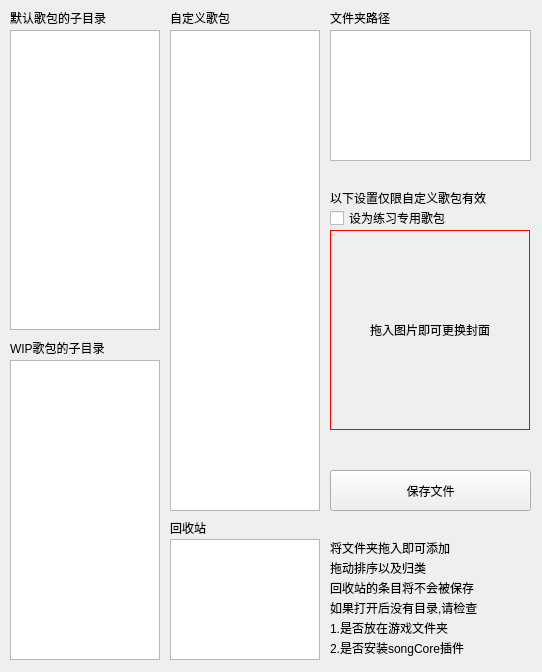
This is foldersEdit.ui in MikuPy2001/foldersEditLauncher as Qt 5 draws it before an edit. The edited form follows.
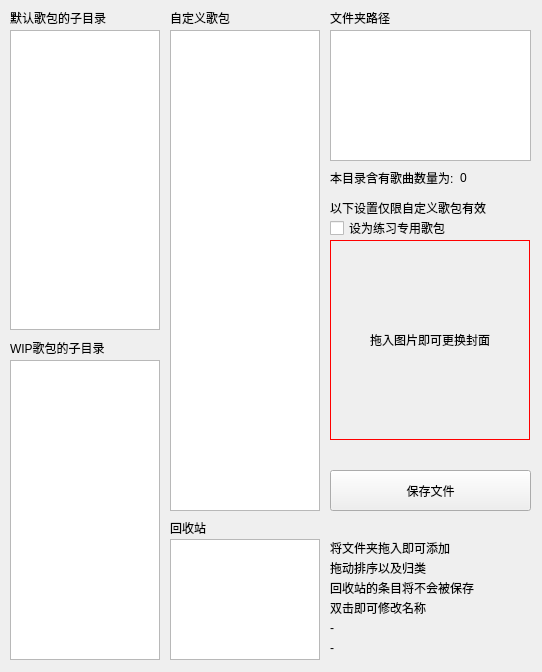
This is the edited form. Custom widgets are drawn as their Qt base class.

Patch:
```diff
--- a/foldersEdit.ui
+++ b/foldersEdit.ui
@@ -194,7 +194,7 @@
    <property name="geometry">
     <rect>
      <x>330</x>
-     <y>230</y>
+     <y>240</y>
      <width>200</width>
      <height>200</height>
     </rect>
@@ -245,7 +245,7 @@
    <property name="geometry">
     <rect>
      <x>330</x>
-     <y>210</y>
+     <y>220</y>
      <width>191</width>
      <height>16</height>
     </rect>
@@ -294,7 +294,7 @@
    <property name="geometry">
     <rect>
      <x>330</x>
-     <y>190</y>
+     <y>200</y>
      <width>201</width>
      <height>16</height>
     </rect>
@@ -313,7 +313,7 @@
     </rect>
    </property>
    <property name="text">
-    <string>如果打开后没有目录,请检查</string>
+    <string>双击即可修改名称</string>
    </property>
   </widget>
   <widget class="QLabel" name="no_uss_label_11">
@@ -326,7 +326,7 @@
     </rect>
    </property>
    <property name="text">
-    <string>1.是否放在游戏文件夹</string>
+    <string>-</string>
    </property>
   </widget>
   <widget class="QLabel" name="no_uss_label_12">
@@ -339,7 +339,33 @@
     </rect>
    </property>
    <property name="text">
-    <string>2.是否安装songCore插件</string>
+    <string>-</string>
+   </property>
+  </widget>
+  <widget class="QLabel" name="no_uss_label_13">
+   <property name="geometry">
+    <rect>
+     <x>330</x>
+     <y>170</y>
+     <width>131</width>
+     <height>16</height>
+    </rect>
+   </property>
+   <property name="text">
+    <string>本目录含有歌曲数量为:</string>
+   </property>
+  </widget>
+  <widget class="QLabel" name="songlen">
+   <property name="geometry">
+    <rect>
+     <x>460</x>
+     <y>170</y>
+     <width>71</width>
+     <height>16</height>
+    </rect>
+   </property>
+   <property name="text">
+    <string>0</string>
    </property>
   </widget>
  </widget>
```
Left out of the diff: 2 changed lines with no effect on the pictures.
